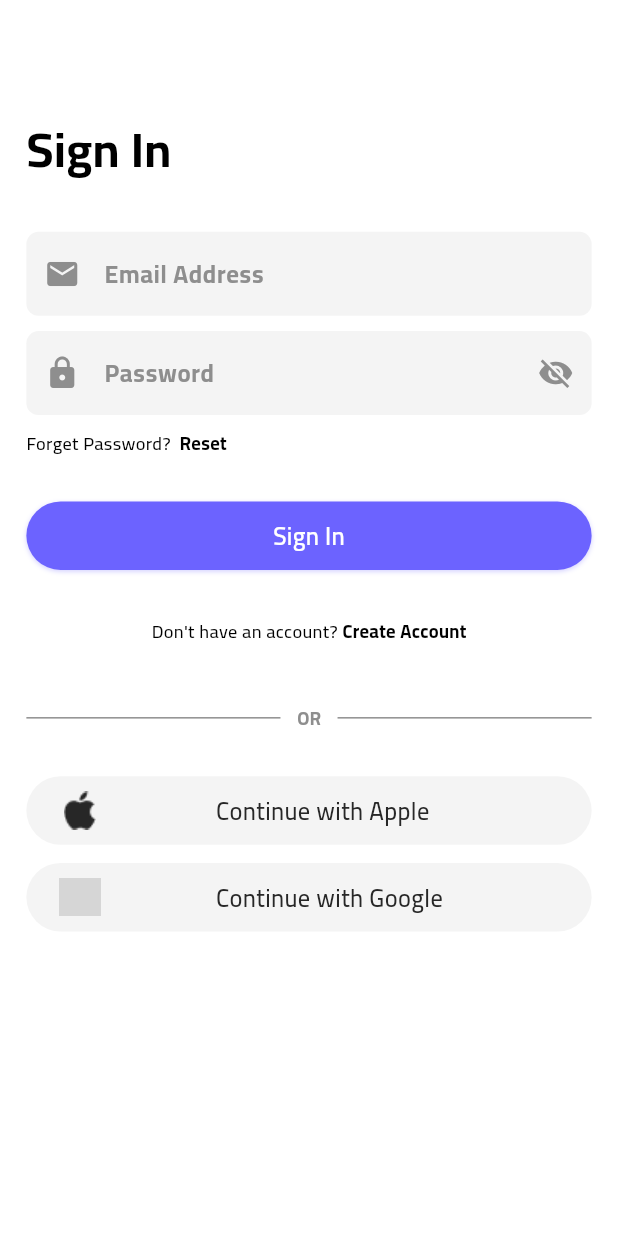
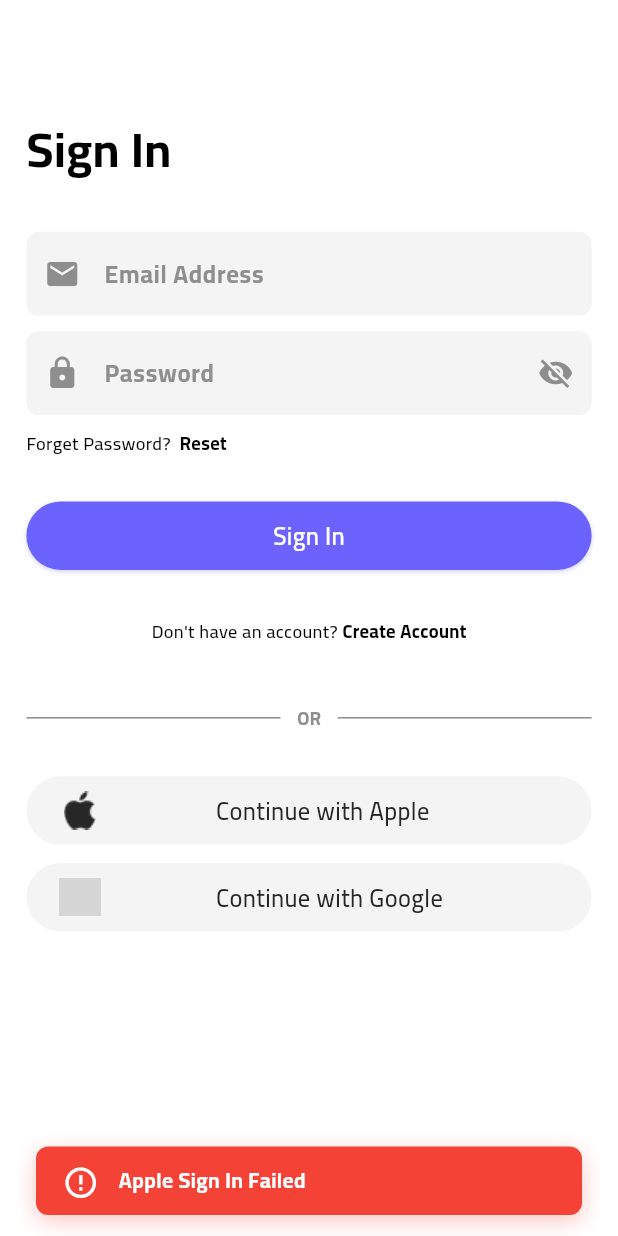
Before and after one commit to M-Fawzy2004/ShopApp, a Flutter app: the screen it shows after launch, after a tap on "Continue with Apple", on a phone screen of 412 x 824 dp. Run offline on Flutter 3.47's test engine with Material 3 defaults, Android fonts, the phone set to English and light mode, and no system bars; our stand-ins replace bloc, dartz, device_preview, equatable, flutter_bloc, flutter_screenutil and 6 more; accounts and stored records are empty; grey boxes are pictures that could not be loaded.

Commit message:
feat(auth/ui): add Google and Apple sign-in, update Snackbar design
- Implement social login with Google and Apple
- Redesign Snackbar for a better user experience

```diff
--- a/lib/core/const/app_const.dart
+++ b/lib/core/const/app_const.dart
@@ -4,6 +4,10 @@ class AppConst {
   static const supabaseKey =
       'eyJhbGciOiJIUzI1NiIsInR5cCI6IkpXVCJ9.eyJpc3MiOiJzdXBhYmFzZSIsInJlZiI6ImdtaWhlanZ1Y25zc3lmc2dlb3V4Iiwicm9sZSI6ImFub24iLCJpYXQiOjE3NjA1Mzk2NzgsImV4cCI6MjA3NjExNTY3OH0.sg2yXSM1tkVUGE_QjASfVwaZ81EZbVjAOF0VxweAfO0';
 
+  // google client id
+  static const googleClientId =
+      '362884712086-g1485infn4avfqhc07g33inbstl8cvot.apps.googleusercontent.com';
+
   // tabel profile users
   static const tabelProfileUser = 'profiles';
 }
--- a/lib/core/di/get_it_service.dart
+++ b/lib/core/di/get_it_service.dart
@@ -22,7 +22,12 @@ Future<void> initDependencies() async {
 
   getIt.registerLazySingleton<GoogleSignIn>(
     () => GoogleSignIn(
-      scopes: ['email', 'profile'],
+      scopes: [
+        'email',
+        'profile',
+        'openid',
+      ],
+      serverClientId: AppConst.googleClientId,
     ),
   );
 
--- a/lib/core/helper/custom_snackbar.dart
+++ b/lib/core/helper/custom_snackbar.dart
@@ -14,64 +14,70 @@ class CustomSnackBar {
     required SnackBarType type,
   }) {
     late Color bgColor;
+    late Color textColor;
     late IconData icon;
-    late String title;
 
     switch (type) {
       case SnackBarType.success:
         bgColor = AppColors.primaryColor;
+        textColor = Colors.white;
         icon = Icons.check_circle_outline;
-        title = 'Success';
         break;
       case SnackBarType.error:
         bgColor = AppColors.error;
+        textColor = Colors.white;
         icon = Icons.error_outline;
-        title = 'Error';
         break;
       case SnackBarType.info:
         bgColor = AppColors.darkGrey;
+        textColor = Colors.white;
         icon = Icons.info_outline;
-        title = 'Info';
         break;
     }
 
     final snackBar = SnackBar(
-      behavior: SnackBarBehavior.floating,
+      behavior: SnackBarBehavior.fixed,
       elevation: 0,
       backgroundColor: Colors.transparent,
       content: TweenAnimationBuilder<double>(
         tween: Tween(begin: 0, end: 1),
-        duration: const Duration(milliseconds: 400),
-        curve: Curves.easeOutBack,
-        builder: (context, value, child) => Transform.scale(
-          scale: value,
-          child: child,
+        duration: const Duration(milliseconds: 500),
+        curve: Curves.elasticOut,
+        builder: (context, value, child) => Opacity(
+          opacity: value.clamp(0.0, 1.0),
+          child: Transform.translate(
+            offset: Offset(0, -20 * (1 - value)),
+            child: child,
+          ),
         ),
         child: Container(
-          padding:  EdgeInsets.all(14.sp),
+          padding: EdgeInsets.symmetric(horizontal: 16.w, vertical: 12.h),
+          constraints: BoxConstraints(maxHeight: 45.h),
           decoration: BoxDecoration(
             color: bgColor,
             borderRadius: BorderRadius.circular(AppRadius.medium),
+            boxShadow: [
+              BoxShadow(
+                color: bgColor.withOpacity(0.3),
+                blurRadius: 12,
+                offset: const Offset(0, 4),
+              )
+            ],
           ),
           child: Row(
             children: [
-              Icon(icon, color: Colors.white, size: 28.sp),
+              Icon(icon, color: textColor, size: 24.sp),
               widthBox(12),
               Expanded(
-                child: Column(
-                  crossAxisAlignment: CrossAxisAlignment.start,
-                  mainAxisSize: MainAxisSize.min,
-                  children: [
-                    Text(
-                      title,
-                      style: AppStyles.font14WhiteMedium(context),
-                    ),
-                    heightBox(2),
-                    Text(
-                      message,
-                      style: AppStyles.font12WhiteBold(context),
-                    ),
-                  ],
+                child: Text(
+                  message,
+                  style: AppStyles.font14WhiteMedium(context).copyWith(
+                    color: textColor,
+                    fontWeight: FontWeight.w700,
+                    height: 1.4,
+                  ),
+                  maxLines: 2,
+                  overflow: TextOverflow.ellipsis,
                 ),
               ),
             ],
--- a/lib/feature/main_home/presentation/view/main_view.dart
+++ b/lib/feature/main_home/presentation/view/main_view.dart
@@ -1,3 +1,4 @@
+import 'package:clothes_ecommerce_app/feature/home/presentation/view/home_view.dart';
 import 'package:clothes_ecommerce_app/feature/main_home/presentation/view/widget/custom_bottom_navigation_bar.dart';
 import 'package:flutter/material.dart';
 
@@ -18,7 +19,7 @@ class _MainViewState extends State<MainView> {
   }
 
   List<Widget> get getScreens => [
-        const Center(child: Text('Home')),
+        const HomeView(),
         const Center(child: Text('Notfication')),
         const Center(child: Text('Cart')),
         const Center(child: Text('Profile')),
```
Also changed, not shown: lib/feature/auth/data/service/auth_service.dart (+8 -9 lines), lib/feature/auth/presentation/view/widget/auth_social_form.dart (+8 -2 lines), lib/feature/home/presentation/view/widget/home_view_body.dart (line endings or trailing spaces).
